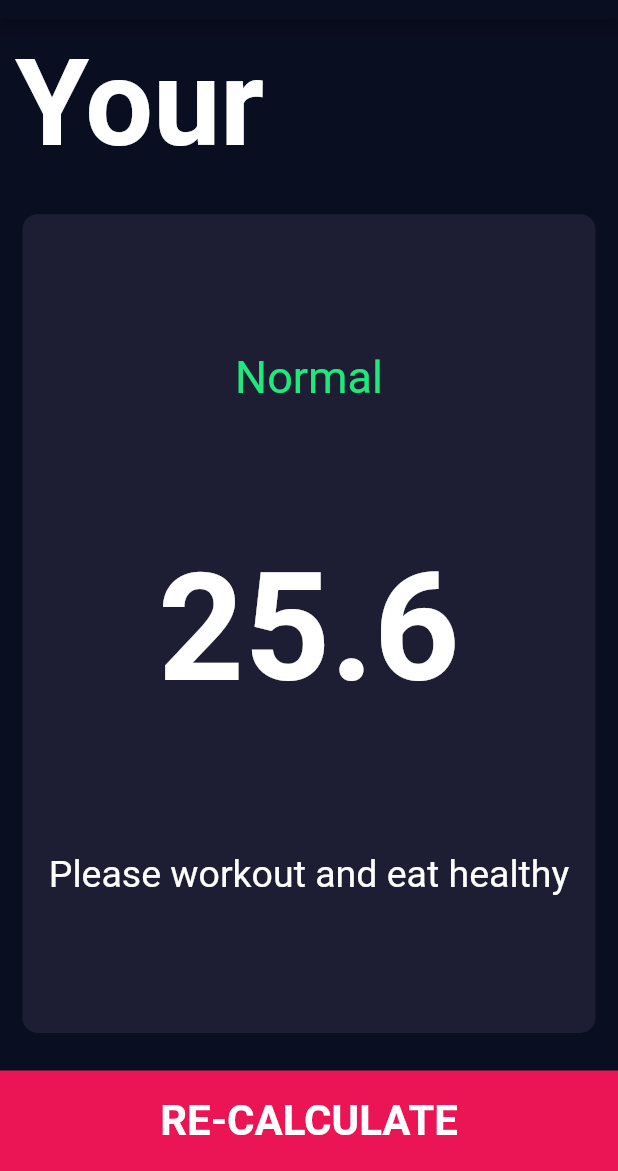
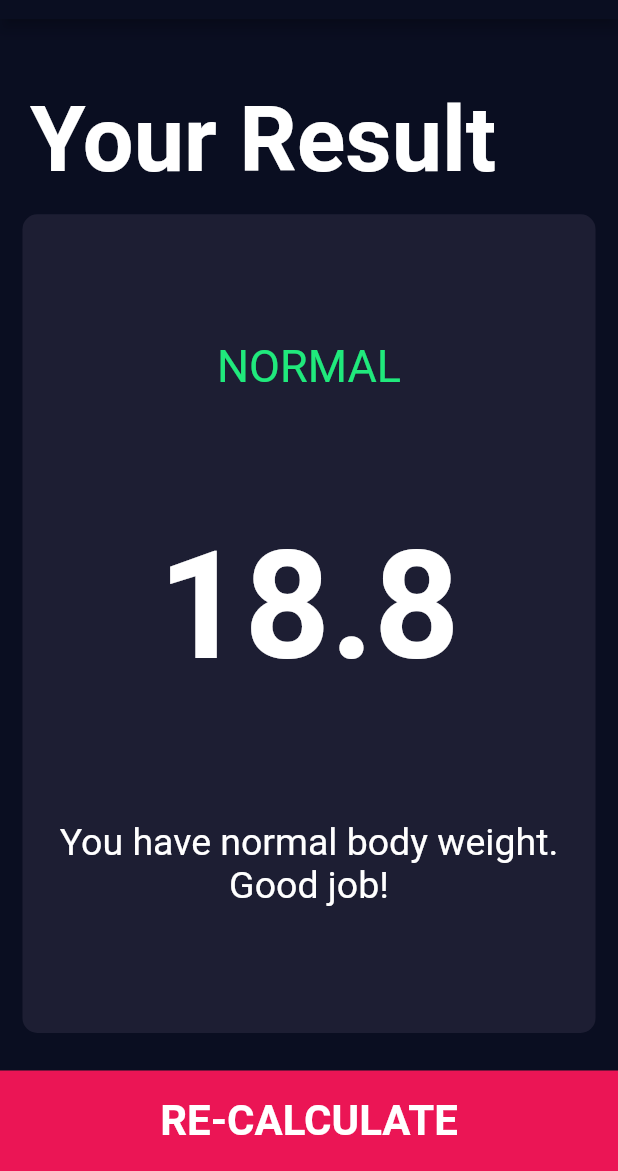
Before and after one commit to Satvik28/Flutter, a Flutter app: the screen it shows after launch, after a tap on "CALCULATE", on a phone screen of 412 x 824 dp, the part 65-1236 px from its top. Run offline on Flutter 3.47's test engine with Material 2 defaults, Android fonts, the phone set to English and light mode, and no system bars; our stand-ins replace audioplayers, font_awesome_flutter, rflutter_alert.

Commit message:
Completed BMI App

```diff
--- /dev/null
+++ b/bmi_calculator/lib/calculator_brain.dart
@@ -0,0 +1,34 @@
+import 'dart:math';
+
+class CalculatorBrain {
+  CalculatorBrain({required this.height, required this.weight});
+  final int weight;
+  final int height;
+
+  double _bmi = 0;
+
+  String getBmi() {
+    _bmi = weight / pow(height / 100, 2);
+    return _bmi.toStringAsFixed(1);
+  }
+
+  String getResult() {
+    if (_bmi >= 25) {
+      return 'Overweight';
+    } else if (_bmi > 18.5) {
+      return 'Normal';
+    } else {
+      return 'Underweight';
+    }
+  }
+
+  String getInterpretation() {
+    if (_bmi >= 25) {
+      return 'You have higher than normal body weight. Try to exercise more.';
+    } else if (_bmi > 18.5) {
+      return 'You have normal body weight. Good job!';
+    } else {
+      return 'You have a lower than normal body weight. You can eat a bit more.';
+    }
+  }
+}
--- a/bmi_calculator/lib/constants.dart
+++ b/bmi_calculator/lib/constants.dart
@@ -33,7 +33,7 @@ const kLargeButtonTextStyle = TextStyle(
 );
 
 const kResultTextStyle = TextStyle(
-  fontSize: 80.0,
+  fontSize: 60.0,
   fontWeight: FontWeight.bold,
 );
 
--- a/bmi_calculator/lib/screens/input_page.dart
+++ b/bmi_calculator/lib/screens/input_page.dart
@@ -7,6 +7,7 @@ import '../constants.dart';
 import 'results_page.dart';
 import '../components/bottom_app_button.dart';
 import '../components/round_icon_button.dart';
+import 'package:bmi_calculator/calculator_brain.dart';
 
 enum Gender {
   male,
@@ -220,10 +221,16 @@ class _InputPageState extends State<InputPage> {
           ),
           BottomAppButton(
             onTap: () {
+              CalculatorBrain calc =
+                  CalculatorBrain(height: height, weight: weight);
               Navigator.push(
                 context,
                 MaterialPageRoute(
-                  builder: (context) => const ResultsPage(),
+                  builder: (context) => ResultsPage(
+                    bmiResult: calc.getBmi(),
+                    resultText: calc.getResult(),
+                    interpretation: calc.getInterpretation(),
+                  ),
                 ),
               );
             },
--- a/bmi_calculator/lib/screens/results_page.dart
+++ b/bmi_calculator/lib/screens/results_page.dart
@@ -5,7 +5,15 @@ import '../components/reusable_card.dart';
 import '../components/bottom_app_button.dart';
 
 class ResultsPage extends StatelessWidget {
-  const ResultsPage({Key? key}) : super(key: key);
+  const ResultsPage(
+      {required this.bmiResult,
+      required this.resultText,
+      required this.interpretation})
+      : super(key: null);
+
+  final String bmiResult;
+  final String resultText;
+  final String interpretation;
 
   @override
   Widget build(BuildContext context) {
@@ -22,9 +30,10 @@ class ResultsPage extends StatelessWidget {
         children: [
           Expanded(
             child: Container(
-              padding: const EdgeInsets.all(10.0),
+              padding: const EdgeInsets.only(left: 20.0, top: 20.0),
+              alignment: Alignment.bottomLeft,
               child: const Text(
-                'Your Results',
+                'Your Result',
                 style: kResultTextStyle,
               ),
             ),
@@ -38,15 +47,15 @@ class ResultsPage extends StatelessWidget {
                 crossAxisAlignment: CrossAxisAlignment.center,
                 children: [
                   Text(
-                    'Normal',
+                    resultText.toUpperCase(),
                     style: kCategoryTextStyle,
                   ),
                   Text(
-                    '25.6',
+                    bmiResult,
                     style: kBMITextStyle,
                   ),
                   Text(
-                    'Please workout and eat healthy',
+                    interpretation,
                     textAlign: TextAlign.center,
                     style: kBodyTextStyle,
                   ),
```
